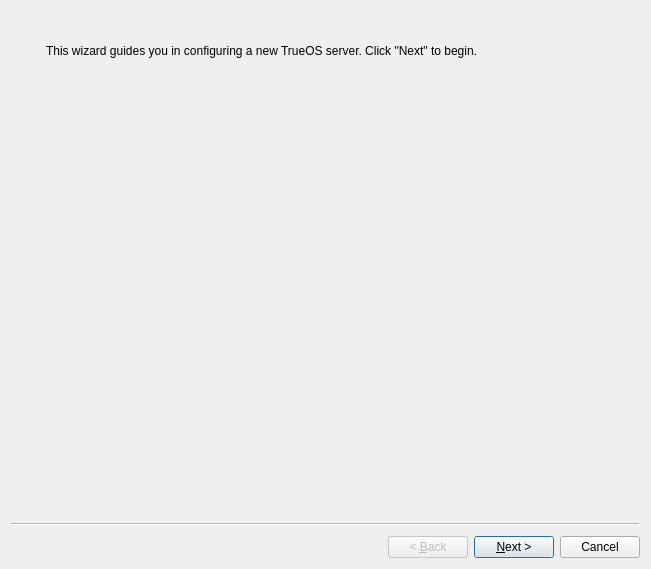
The window that src-qt5/pc-installgui/wizardFreeBSD.ui (trueos/trueos-utils-qt5) describes before a commit, drawn with Qt 5.
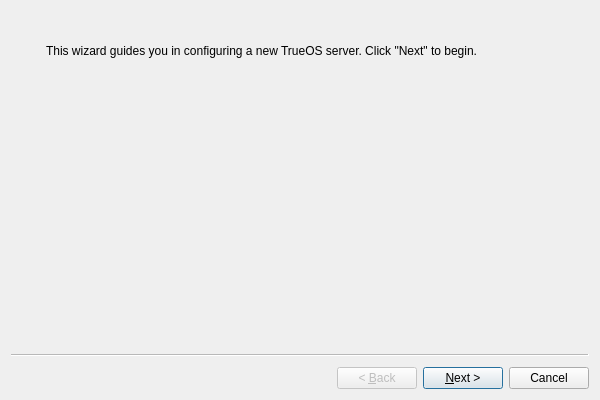
The same window after the commit. Icons and pictures are not drawn.

What changed in the file:
```diff
--- a/src-qt5/pc-installgui/wizardFreeBSD.ui
+++ b/src-qt5/pc-installgui/wizardFreeBSD.ui
@@ -6,8 +6,8 @@
    <rect>
     <x>0</x>
     <y>0</y>
-    <width>651</width>
-    <height>569</height>
+    <width>600</width>
+    <height>400</height>
    </rect>
   </property>
   <property name="windowTitle">
```
